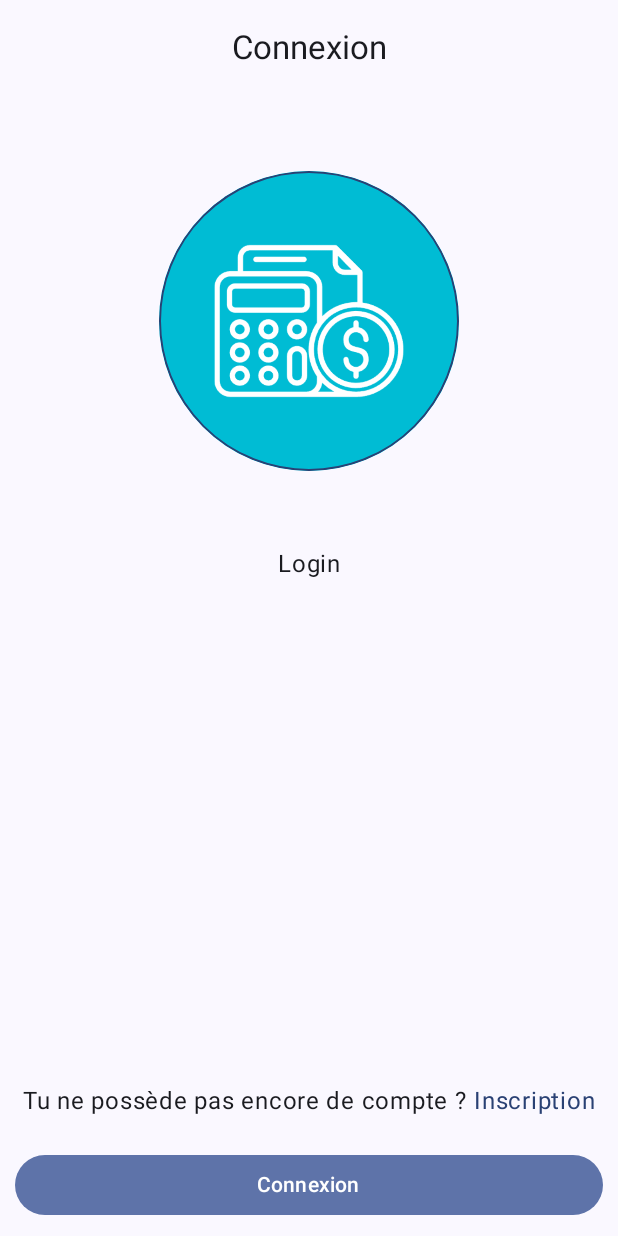
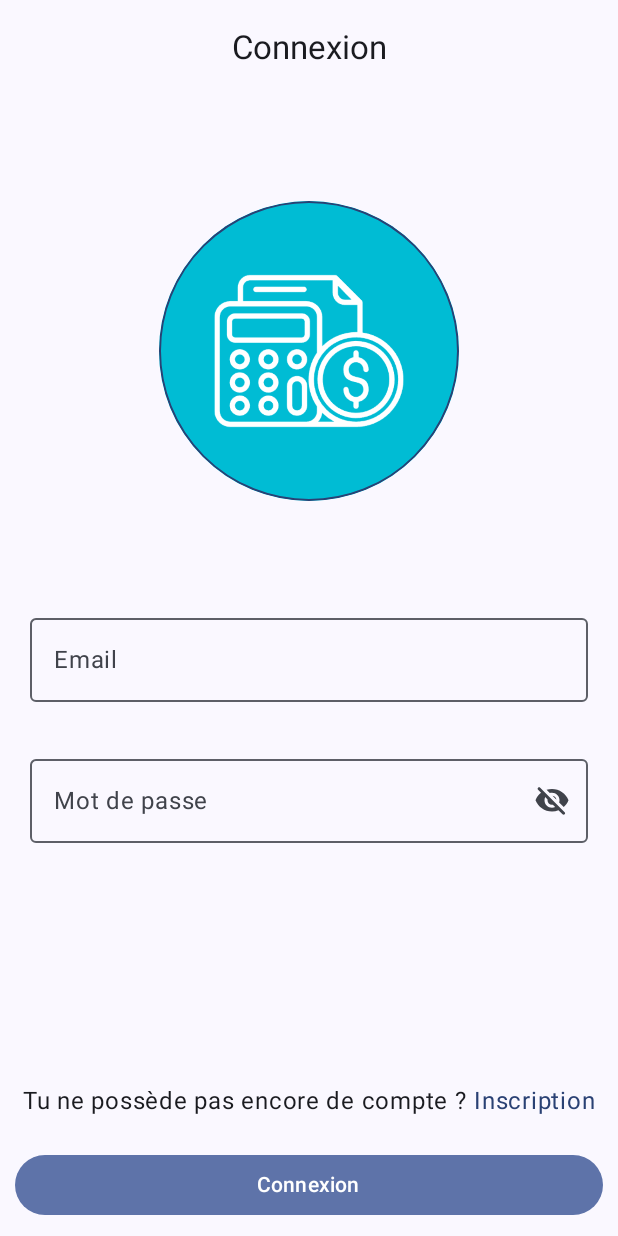
Before and after one commit to Jaetan-Salvetat/jBudget, an Android app built with Jetpack Compose: the screen it shows after launch (AuthActivity), on a phone screen of 412 x 824 dp. Run offline under Robolectric (Android 15) with nearby library versions, the phone set to English and light mode, and no system bars; our stand-ins replace accompanist.

Commit message:
Login view UI

```diff
--- a/app/build.gradle
+++ b/app/build.gradle
@@ -64,6 +64,7 @@ dependencies {
     implementation "androidx.compose.ui:ui-tooling-preview:$compose_version"
     implementation 'androidx.compose.material3:material3:1.1.0-alpha02'
     implementation "androidx.navigation:navigation-compose:2.5.3"
+    implementation "androidx.compose.material:material-icons-extended:1.3.1"
 
     //status bar custom
     implementation "com.google.accompanist:accompanist-systemuicontroller:0.28.0"
--- a/app/src/main/java/fr/jaetan/jbudget/app/auth/AuthViewModel.kt
+++ b/app/src/main/java/fr/jaetan/jbudget/app/auth/AuthViewModel.kt
@@ -9,10 +9,15 @@ import fr.jaetan.jbudget.R
 
 class AuthViewModel: ViewModel() {
     var currentScreen by mutableStateOf(AuthScreens.Login)
+    var loginEmail by mutableStateOf("")
+    var loginPassword by mutableStateOf("")
+
 
     fun navigate(screen: AuthScreens) {
         currentScreen = screen
     }
+
+    fun login() = Unit
 }
 
 enum class AuthScreens(
--- a/app/src/main/java/fr/jaetan/jbudget/app/auth/views/AuthContent.kt
+++ b/app/src/main/java/fr/jaetan/jbudget/app/auth/views/AuthContent.kt
@@ -25,7 +25,7 @@ fun AuthContent(padding: PaddingValues, viewModel: AuthViewModel) {
             .fillMaxSize(),
         horizontalAlignment = Alignment.CenterHorizontally
     ) {
-        Spacer(Modifier.height(50.dp))
+        Spacer(Modifier.height(70.dp))
         Image(
             painter = painterResource(R.drawable.app_icon),
             contentDescription = stringResource(R.string.app_name),
@@ -34,7 +34,7 @@ fun AuthContent(padding: PaddingValues, viewModel: AuthViewModel) {
                 .clip(CircleShape)
                 .border(1.dp, MaterialTheme.colorScheme.primary, CircleShape)
         )
-        Spacer(Modifier.height(50.dp))
+        Spacer(Modifier.height(70.dp))
 
         when (viewModel.currentScreen) {
             AuthScreens.Login -> LoginView(viewModel)
--- a/app/src/main/java/fr/jaetan/jbudget/app/auth/views/LoginView.kt
+++ b/app/src/main/java/fr/jaetan/jbudget/app/auth/views/LoginView.kt
@@ -1,10 +1,58 @@
 package fr.jaetan.jbudget.app.auth.views
 
-import androidx.compose.material3.Text
+import androidx.compose.foundation.layout.Column
+import androidx.compose.foundation.layout.Spacer
+import androidx.compose.foundation.layout.fillMaxWidth
+import androidx.compose.foundation.layout.height
+import androidx.compose.foundation.text.KeyboardActions
+import androidx.compose.foundation.text.KeyboardOptions
+import androidx.compose.material3.*
 import androidx.compose.runtime.Composable
+import androidx.compose.ui.Modifier
+import androidx.compose.ui.focus.FocusDirection
+import androidx.compose.ui.graphics.Color
+import androidx.compose.ui.platform.LocalFocusManager
+import androidx.compose.ui.res.stringResource
+import androidx.compose.ui.text.input.ImeAction
+import androidx.compose.ui.text.input.KeyboardType
+import androidx.compose.ui.unit.dp
+import fr.jaetan.jbudget.R
 import fr.jaetan.jbudget.app.auth.AuthViewModel
+import fr.jaetan.jbudget.ui.widgets.OutlinedTextFieldPassword
 
+@OptIn(ExperimentalMaterial3Api::class)
 @Composable
 fun LoginView(viewModel: AuthViewModel) {
-    Text("Login")
+    val focusManager = LocalFocusManager.current
+    val keyboardActions = KeyboardActions(
+        onNext = { focusManager.moveFocus(FocusDirection.Down) },
+        onDone = {
+            viewModel.login()
+            focusManager.clearFocus()
+        }
+    )
+    val colors = TextFieldDefaults.outlinedTextFieldColors(
+        containerColor = Color.Transparent,
+    )
+
+    Column {
+        OutlinedTextField(
+            value = viewModel.loginEmail,
+            onValueChange = { viewModel.loginEmail = it },
+            keyboardOptions = KeyboardOptions(imeAction = ImeAction.Next, keyboardType = KeyboardType.Email),
+            keyboardActions = keyboardActions,
+            label = { Text(stringResource(R.string.email)) },
+            modifier = Modifier.fillMaxWidth(),
+            colors = colors
+        )
+        Spacer(Modifier.height(30.dp))
+        OutlinedTextFieldPassword(
+            value = viewModel.loginPassword,
+            onValueChange = { viewModel.loginPassword = it },
+            keyboardOptions = KeyboardOptions(imeAction = ImeAction.Done),
+            keyboardActions = keyboardActions,
+            modifier = Modifier.fillMaxWidth(),
+            colors = colors
+        )
+    }
 }
--- a/app/src/main/res/values/strings.xml
+++ b/app/src/main/res/values/strings.xml
@@ -1,10 +1,11 @@
 <resources>
     <string name="app_name">jBudget</string>
 
-    <!--Auth-->
     <string name="login">Connexion</string>
     <string name="register">Inscription</string>
 
     <string name="navigate_to_register">Tu ne possède pas encore de compte ?</string>
     <string name="navigate_to_login">Tu possède déjà un compte ?</string>
+    <string name="password">Mot de passe</string>
+    <string name="email">Email</string>
 </resources>
```
